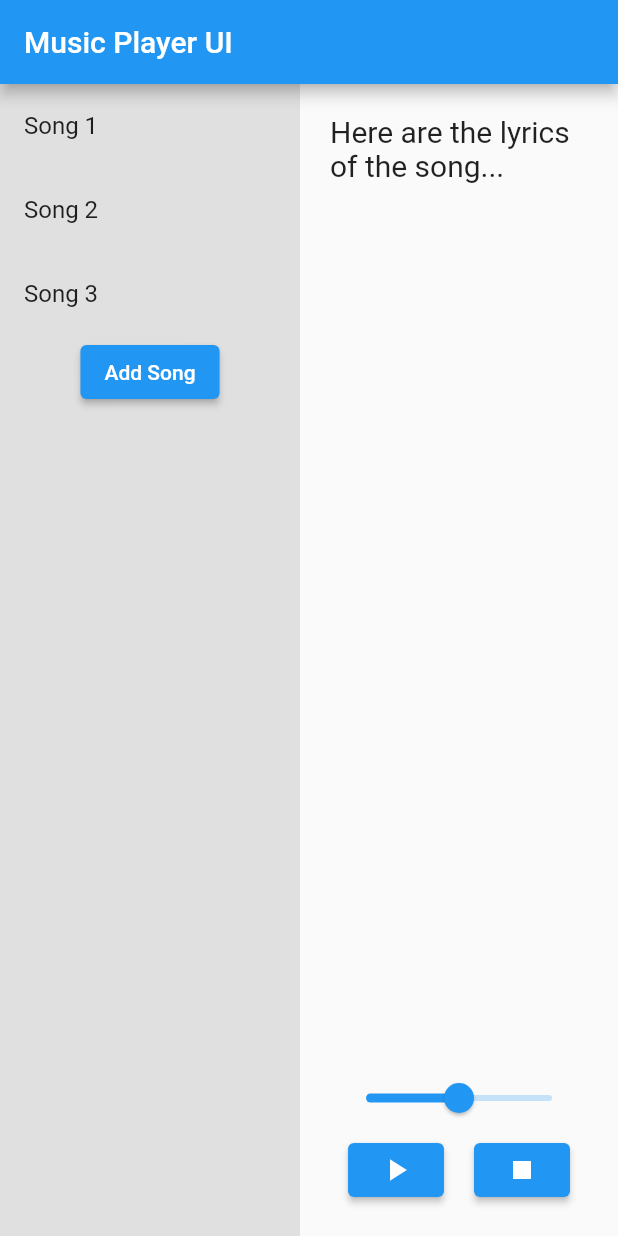
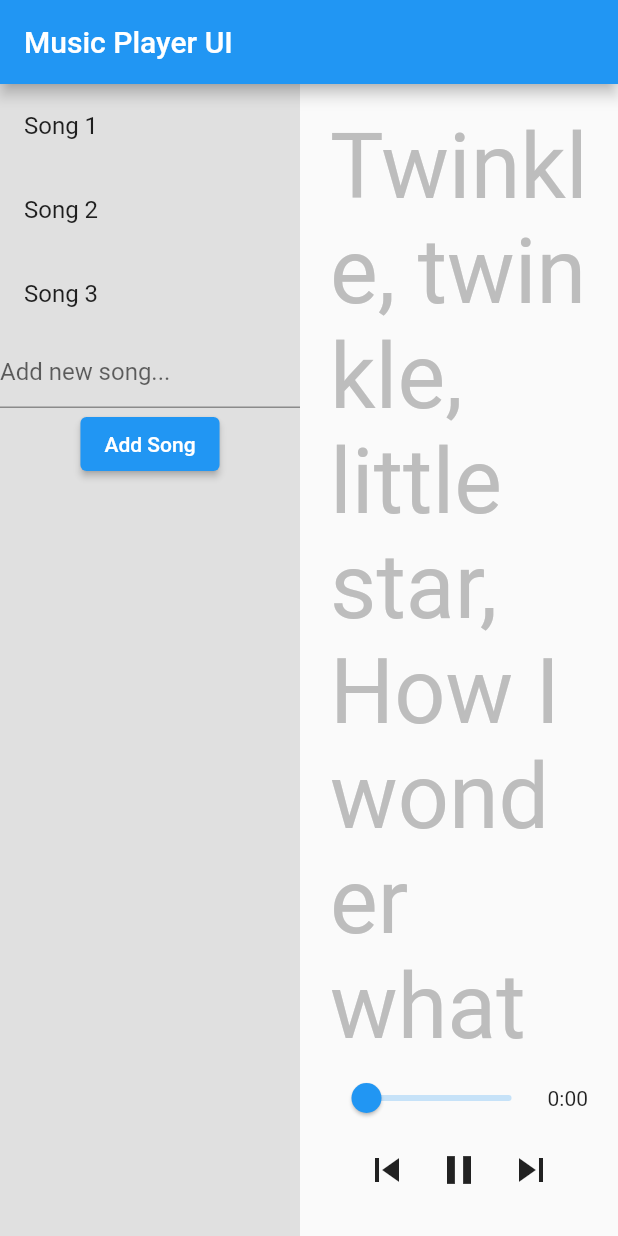
Before and after one commit to serori521/flutter-firebase, a Flutter app: the screen it shows after launch, after a tap on the "play arrow" icon, on a phone screen of 412 x 824 dp. Run offline on Flutter 3.47's test engine with Material 2 defaults, Android fonts, the phone set to English and light mode, and no system bars; our stand-ins replace firebase_core; accounts and stored records are empty.

Commit message:
music app

```diff
--- a/flutter/lib/main.dart
+++ b/flutter/lib/main.dart
@@ -1,3 +1,4 @@
+import 'dart:async';
 import 'package:flutter/material.dart';
 
 void main() => runApp(MyApp());
@@ -15,7 +16,53 @@ class MyApp extends StatelessWidget {
   }
 }
 
-class MyHomePage extends StatelessWidget {
+class MyHomePage extends StatefulWidget {
+  @override
+  _MyHomePageState createState() => _MyHomePageState();
+}
+
+class _MyHomePageState extends State<MyHomePage> {
+  bool _isPlaying = false;
+  double _sliderValue = 0;
+  List<String> _playlist = ['Song 1', 'Song 2', 'Song 3'];
+  TextEditingController _songController = TextEditingController();
+  Timer? _timer;
+
+  // スライダーの値を時間に変換する関数
+  String _sliderValueToTime(double value) {
+    int totalSeconds = (300 * (value / 100)).toInt();
+    int minutes = totalSeconds ~/ 60;
+    int seconds = totalSeconds % 60;
+    return '$minutes:${seconds.toString().padLeft(2, '0')}';
+  }
+
+  // 再生状態でスライダーを1秒ごとに進める関数
+  _startTimer() {
+    _timer = Timer.periodic(Duration(seconds: 1), (timer) {
+      if (_sliderValue < 100) {
+        setState(() {
+          _sliderValue += 1/3;  // ここを修正しました
+        });
+      } else {
+        _stopTimer();
+        setState(() {
+          _isPlaying = false;
+        });
+      }
+    });
+  }
+
+  // タイマーを停止する関数
+  _stopTimer() {
+    _timer?.cancel();
+  }
+
+  @override
+  void dispose() {
+    _stopTimer();
+    super.dispose();
+  }
+
   @override
   Widget build(BuildContext context) {
     return Scaffold(
@@ -24,18 +71,20 @@ class MyHomePage extends StatelessWidget {
       ),
       body: Row(
         children: [
-          // ③ Playlist
+          // プレイリスト
           Container(
             width: 200,
             color: Colors.grey[300],
             child: Column(
               children: [
-                ListTile(title: Text('Song 1')),
-                ListTile(title: Text('Song 2')),
-                ListTile(title: Text('Song 3')),
+                ..._playlist.map((song) => ListTile(title: Text(song))).toList(),
+                TextField(controller: _songController, decoration: InputDecoration(hintText: 'Add new song...')),
                 ElevatedButton(
                   onPressed: () {
-                    // Add song to playlist
+                    setState(() {
+                      _playlist.add(_songController.text);
+                      _songController.clear();
+                    });
                   },
                   child: Text('Add Song'),
                 ),
@@ -47,41 +96,58 @@ class MyHomePage extends StatelessWidget {
               padding: const EdgeInsets.all(20.0),
               child: Column(
                 children: [
-                  // ① Lyrics display
+                  // 歌詞表示
                   Expanded(
                     child: SingleChildScrollView(
-                      child: Text(
-                        'Here are the lyrics of the song...',
-                        style: TextStyle(fontSize: 20),
+                      child: Column(
+                        children: [
+                          Text('Twinkle, twinkle, little star,', style: TextStyle(fontSize: 60, color: Colors.grey[400])),
+                          Text('How I wonder what you are!', style: TextStyle(fontSize: 60, color: Colors.grey[400])),
+                          Text('Up above the world so high,', style: TextStyle(fontSize: 60, fontWeight: FontWeight.bold)),
+                          Text('Like a diamond in the sky.', style: TextStyle(fontSize: 60, color: Colors.grey[400])),
+                          Text('Twinkle, twinkle, little star,', style: TextStyle(fontSize: 60, color: Colors.grey[400])),
+                          Text('How I wonder what you are!', style: TextStyle(fontSize: 60, color: Colors.grey[400])),
+                        ],
                       ),
                     ),
                   ),
-                  // ④ Progress bar
-                  Slider(
-                    value: 50, // Example value
-                    onChanged: (value) {
-                      // Handle slider value change
-                    },
-                    min: 0,
-                    max: 100,
+                  // 進行バー
+                  Row(
+                    children: [
+                      Expanded(
+                        child: Slider(
+                          value: _sliderValue,
+                          onChanged: (value) {
+                            setState(() {
+                              _sliderValue = value;
+                            });
+                          },
+                          min: 0,
+                          max: 100,
+                        ),
+                      ),
+                      Text(_sliderValueToTime(_sliderValue))
+                    ],
                   ),
-                  // ② Play & Stop buttons
+                  // ボタン群
                   Row(
                     mainAxisAlignment: MainAxisAlignment.center,
                     children: [
-                      ElevatedButton(
+                      IconButton(icon: Icon(Icons.skip_previous, size: 32), onPressed: () {}),
+                      IconButton(
+                        icon: Icon(_isPlaying ? Icons.pause : Icons.play_arrow, size: 32),
                         onPressed: () {
-                          // Handle play
+                          setState(() {
+                            _isPlaying = !_isPlaying;
+                            if (_isPlaying) {
+                              _startTimer();
+                            } else {
+                              _stopTimer();
+                            }
+                          });
                         },
-                        child: Icon(Icons.play_arrow),
                       ),
-                      SizedBox(width: 20),
-                      ElevatedButton(
-                        onPressed: () {
-                          // Handle stop
-                        },
-                        child: Icon(Icons.stop),
-                      ),
+                      IconButton(icon: Icon(Icons.skip_next, size: 32), onPressed: () {}),
                     ],
                   ),
                 ],
```
